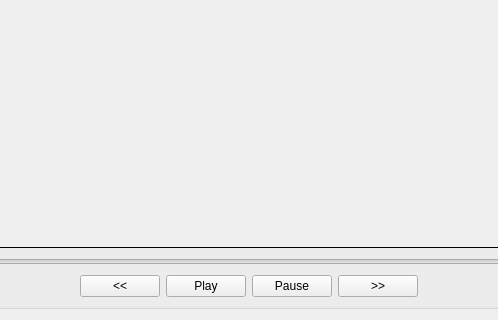
sydalirza/Centralized-CCTV-Server, file rewindui.ui: the form before one commit; both pictures show x 416 to 914 and y 516 to 836 of the 1330 by 836 pixel window.
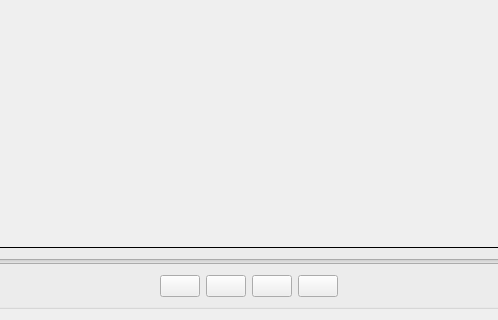
The form after the commit.

Diff of the .ui file:
```diff
--- a/rewindui.ui
+++ b/rewindui.ui
@@ -132,28 +132,28 @@
           <item>
            <widget class="QPushButton" name="goto_start">
             <property name="text">
-             <string>&lt;&lt;</string>
+             <string/>
             </property>
            </widget>
           </item>
           <item>
            <widget class="QPushButton" name="play_button">
             <property name="text">
-             <string>Play</string>
+             <string/>
             </property>
            </widget>
           </item>
           <item>
            <widget class="QPushButton" name="pause_button">
             <property name="text">
-             <string>Pause</string>
+             <string/>
             </property>
            </widget>
           </item>
           <item>
            <widget class="QPushButton" name="goto_end">
             <property name="text">
-             <string>&gt;&gt;</string>
+             <string/>
             </property>
            </widget>
           </item>
```
